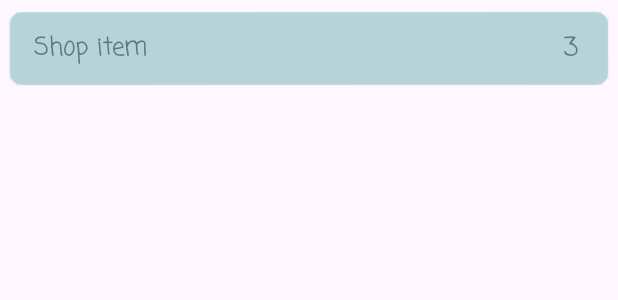
After one commit to darklittlefinch/shopping-list, an Android app: the layout item_shop_deactivated.xml on its own in the app's theme, with its tools: preview values and no code run, on a phone screen of 412 x 824 dp. The commit adds this screen. Shown: the top 300 px of the screen. Run offline under Robolectric (Android 15) with nearby library versions, the phone set to English and light mode, and no system bars.

Commit message:
feat: add layouts

```diff
--- /dev/null
+++ b/app/src/main/res/layout/item_shop_deactivated.xml
@@ -0,0 +1,47 @@
+<?xml version="1.0" encoding="utf-8"?>
+<androidx.cardview.widget.CardView xmlns:android="http://schemas.android.com/apk/res/android"
+    xmlns:app="http://schemas.android.com/apk/res-auto"
+    xmlns:tools="http://schemas.android.com/tools"
+    android:layout_width="match_parent"
+    android:layout_height="wrap_content"
+    android:layout_margin="2dp"
+    android:alpha="0.6"
+    app:cardBackgroundColor="@color/blue"
+    app:cardCornerRadius="8dp"
+    app:cardElevation="1dp"
+    app:cardUseCompatPadding="true">
+
+    <LinearLayout
+        android:layout_width="match_parent"
+        android:layout_height="match_parent"
+        android:padding="8dp"
+        android:orientation="horizontal">
+
+        <TextView
+            android:id="@+id/tvName"
+            android:layout_width="0dp"
+            android:layout_height="wrap_content"
+            android:layout_marginStart="4dp"
+            android:layout_weight="1"
+            android:fontFamily="casual"
+            android:padding="4dp"
+            android:textColor="@color/dark_blue"
+            android:textSize="16sp"
+            android:textStyle="bold"
+            tools:text="Shop item" />
+
+        <TextView
+            android:id="@+id/tvCount"
+            android:layout_width="wrap_content"
+            android:layout_height="wrap_content"
+            android:layout_marginEnd="8dp"
+            android:fontFamily="casual"
+            android:padding="4dp"
+            android:textColor="@color/dark_blue"
+            android:textSize="16sp"
+            android:textStyle="bold"
+            tools:text="3" />
+
+    </LinearLayout>
+
+</androidx.cardview.widget.CardView>
--- a/app/src/main/res/values/colors.xml
+++ b/app/src/main/res/values/colors.xml
@@ -2,4 +2,7 @@
 <resources>
     <color name="black">#FF000000</color>
     <color name="white">#FFFFFFFF</color>
+    <color name="blue">#9DD1D8</color>
+    <color name="dark_blue">#003D45</color>
+    <color name="green">#67AA7B</color>
 </resources>
--- a/app/src/main/res/values/strings.xml
+++ b/app/src/main/res/values/strings.xml
@@ -1,3 +1,4 @@
 <resources>
     <string name="app_name">Shopping List</string>
+    <string name="add_new_shop_item">Add new shop item</string>
 </resources>
```
Also changed, not shown: app/src/main/res/layout/activity_main.xml (+20 -5 lines), app/src/main/res/layout/item_shop_activated.xml (added, +46 -0 lines).
